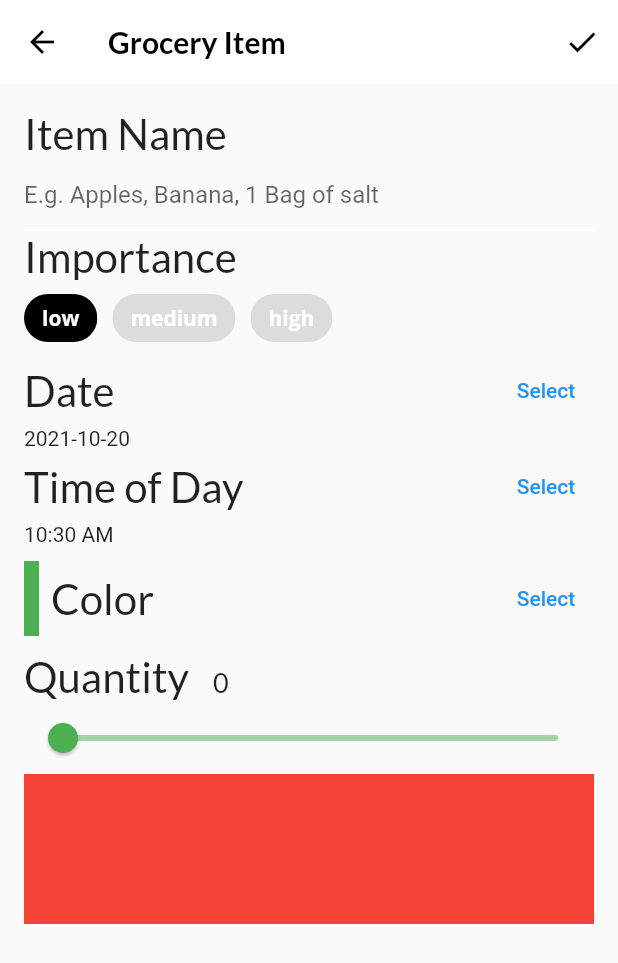
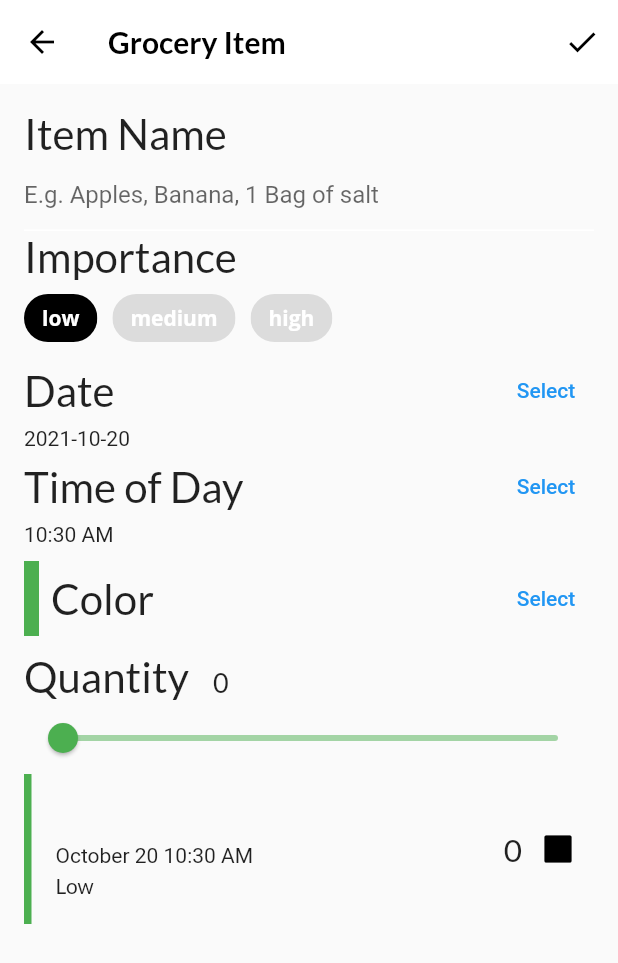
Before and after one commit to morikann/flutter-apprentice-II-interactive, a Flutter app: the screen it shows after launch, item 3 of the bottom bar chosen, after a tap on the "add" icon, on a phone screen of 412 x 824 dp. Shown: the top 963 px of the screen. Run offline on Flutter 3.47's test engine with Material 2 defaults, Android fonts, the phone set to English and light mode, and no system bars; our stand-ins replace flutter_colorpicker, google_fonts; project files that could hold a hidden picture were left out.

Commit message:
Finishing GroceryTile

```diff
--- a/lib/components/grocery_tile.dart
+++ b/lib/components/grocery_tile.dart
@@ -24,9 +24,48 @@ class GroceryTile extends StatelessWidget {
   Widget build(BuildContext context) {
     // TODO 21: Change this Widget
     return Container(
-      height: 100.0,
-      // TODO 20: Replace this color
-      color: Colors.red,
+      height: 100,
+      child: Row(
+        mainAxisAlignment: MainAxisAlignment.spaceBetween,
+        children: [
+          Row(
+            children: [
+              Container(width: 5.0, color: item.color),
+              const SizedBox(width: 16.0),
+              Column(
+                mainAxisAlignment: MainAxisAlignment.center,
+                crossAxisAlignment: CrossAxisAlignment.start,
+                children: [
+                  // 5
+                  Text(
+                    item.name,
+                    style: GoogleFonts.lato(
+                        decoration: textDecoration,
+                        fontSize: 21.0,
+                        fontWeight: FontWeight.bold),
+                  ),
+                  const SizedBox(height: 4.0),
+                  buildDate(),
+                  const SizedBox(height: 4.0),
+                  buildImportance(),
+                ],
+              ),
+            ],
+          ),
+          Row(
+            children: [
+              // 7
+              Text(
+                item.quantity.toString(),
+                style: GoogleFonts.lato(
+                    decoration: textDecoration, fontSize: 21.0),
+              ),
+              // 8
+              buildCheckbox(),
+            ],
+          ),
+        ],
+      ),
     );
   }
 
```
